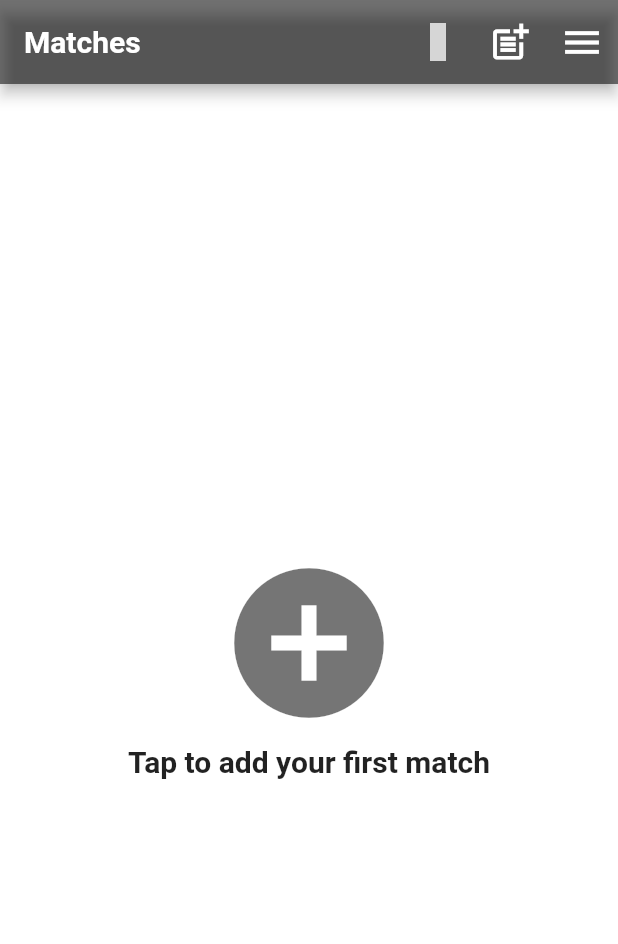
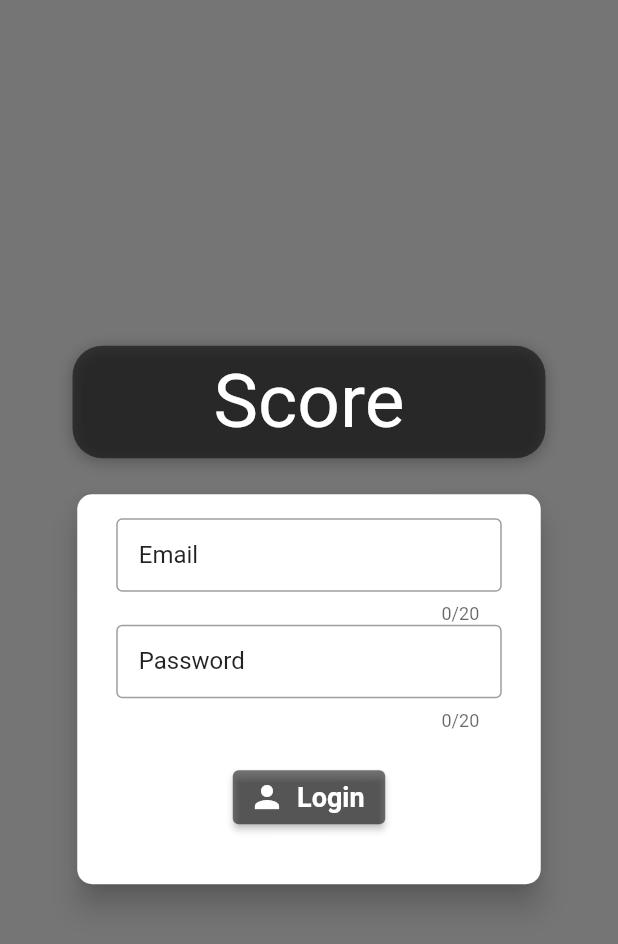
Before and after one commit to outlaws42/score, a Flutter app: the screen it shows after launch, on a phone screen of 412 x 824 dp. Shown: the top 944 px of the screen. Run offline on Flutter 3.47's test engine with Material 2 defaults, Android fonts, the light colour scheme and no system bars; our stand-ins replace flutter_colorpicker, flutter_markdown, flutter_riverpod, get, material_design_icons_flutter, package_info_plus and 3 more; accounts and stored records are empty; Roboto replaces fonts that are missing (Anton); grey boxes are pictures that could not be loaded.

Commit message:
adding auth for connecting to the backend

```diff
--- /dev/null
+++ b/lib/controllers/auth_provider.dart
@@ -0,0 +1,26 @@
+import 'dart:convert';
+import 'package:flutter/widgets.dart';
+import 'package:http/http.dart' as http;
+
+class Auth with ChangeNotifier {
+  late String _token;
+  late DateTime _expiryDate;
+  late String _userId;
+
+  Future<void> signup(
+    String email,
+    String password,
+  ) async {
+    final url = Uri.parse('https://192.168.1.9:3000/score_api/login');
+    final response = await http.post(
+      url,
+      body: jsonEncode(
+        {
+          'email': email,
+          'password': email,
+        },
+      ),
+    );
+    print(jsonDecode(response.body));
+  }
+}
--- a/lib/controllers/game_provider.dart
+++ b/lib/controllers/game_provider.dart
@@ -28,7 +28,7 @@ class GameProvider extends ChangeNotifier {
   }
 
   Future<void> fetchGame({
-    String baseName='www.eldrway.com',
+    String baseName='192.168.1.9:3000',
     String portName='3000',
     String currentName='games',
   }) async {
@@ -50,7 +50,7 @@ class GameProvider extends ChangeNotifier {
     notifyListeners();
   }
   Future<void> addGame({
-    String baseName = 'www.eldrway.com',
+    String baseName = '192.168.1.9:3000',
     String portName = '3000',
     String currentName = 'add_game',
     required String name,
--- a/lib/controllers/player_provider.dart
+++ b/lib/controllers/player_provider.dart
@@ -115,7 +115,7 @@ class PlayerProvider extends ChangeNotifier {
   }
 
   Future<void> fetchPlayer({
-    String baseName = 'www.eldrway.com', //10.0.2.2
+    String baseName = '192.168.1.9:3000', //10.0.2.2
     String portName = '3000',
     String currentName = 'players',
   }) async {
@@ -134,7 +134,7 @@ class PlayerProvider extends ChangeNotifier {
   }
 
   Future<void> addPlayerForm({
-    String baseName = 'www.eldrway.com',
+    String baseName = '192.168.1.9:3000',
     String portName = '3000',
     String currentName = 'add_player',
     required String name,
@@ -196,7 +196,7 @@ class PlayerProvider extends ChangeNotifier {
   }
 
   Future<void> updatePlayer({
-    String baseName = 'www.eldrway.com',
+    String baseName = '192.168.1.9:3000',
     String portName = '3000',
     String currentName = 'update_player',
     required String id,
--- a/lib/main.dart
+++ b/lib/main.dart
@@ -14,6 +14,7 @@ import './views/match_current_screen_list.dart';
 import './views/match_form.dart';
 import './views/game_form.dart';
 import 'views/player_form.dart';
+import './views/auth2_screen.dart';
 
 void main() async{
   runApp(
@@ -26,15 +27,15 @@ void main() async{
 class MyApp extends ConsumerWidget {
   @override
   Widget build(BuildContext context, ScopedReader watch) {
-    context.read(matchProvider).fetchMatch();
-    context.read(playerProvider).fetchPlayer();
-    context.read(gameProvider).fetchGame();
+    // context.read(matchProvider).fetchMatch();
+    // context.read(playerProvider).fetchPlayer();
+    // context.read(gameProvider).fetchGame();
     return GetMaterialApp(
       title: 'Scoreboard',
       debugShowCheckedModeBanner: false,
       theme: ThemeConfig.lightTheme,
       darkTheme: ThemeConfig.darkTheme,
-      home: MatchScreen(),
+      home: Auth2Screen(),
       themeMode: ThemeMode.light,
       getPages: [
         GetPage(name: '/match', page: () => MatchScreen()),
--- /dev/null
+++ b/lib/views/auth2_screen.dart
@@ -0,0 +1,168 @@
+import 'dart:math';
+import 'package:flutter/material.dart';
+import 'package:flutter_riverpod/flutter_riverpod.dart';
+import 'package:material_design_icons_flutter/material_design_icons_flutter.dart';
+import 'package:get/get.dart';
+import '../controllers/providers.dart';
+import '../helpers.dart';
+
+class Auth2Screen extends StatefulWidget {
+  @override
+  State<Auth2Screen> createState() => _Auth2ScreenState();
+}
+
+class _Auth2ScreenState extends State<Auth2Screen> {
+  // List arguments = Get.arguments;
+
+  var _emailController = TextEditingController();
+
+  var _passwordController = TextEditingController();
+
+  final _formKey = GlobalKey<FormState>();
+
+  void _save(String email, String password) {
+    // Save for each field save
+    if (email.isEmpty) {
+      return;
+    }
+    // var controller = context.read(playerProvider);
+    // if (arguments[0] == "form_edit") {
+    //   controller.updatePlayerName(arguments[1], name);
+    // } else {
+    //   controller.addPlayerForm(
+    //     name: name,
+    //   );
+    //   controller.fetchPlayer();
+    // }
+    // Get.back(result: "player_form");
+  }
+
+  @override
+  Widget build(BuildContext context) {
+    final deviceSize = MediaQuery.of(context).size;
+    // if (arguments[0] == "form_edit") {
+    //    _nameController =
+    //       TextEditingController(text: arguments[2].toString());
+    //   _winsController =
+    //       TextEditingController(text: arguments[3].toString());
+    // }
+    return Scaffold(
+      body: Stack(children: [
+        Container(
+          decoration: BoxDecoration(
+            color: Colors.black54
+            // gradient: LinearGradient(
+            //   colors: [
+            //     Color.fromARGB(255, 234, 227, 237).withOpacity(0.5),
+            //     Color.fromARGB(255, 67, 58, 49).withOpacity(0.9),
+            //   ],
+            //   begin: Alignment.topLeft,
+            //   end: Alignment.bottomRight,
+            //   stops: [0, 1],
+            // ),
+          ),
+        ),
+        SingleChildScrollView(
+          child: Container(
+            height: deviceSize.height,
+            width: deviceSize.width,
+            child: Column(
+              mainAxisAlignment: MainAxisAlignment.center,
+              crossAxisAlignment: CrossAxisAlignment.center,
+              children: [
+                Flexible(
+                  child: Container(
+                    margin: EdgeInsets.only(bottom: 20.0),
+                    padding:
+                        EdgeInsets.symmetric(vertical: 8.0, horizontal: 94.0),
+                    // transform: Matrix4.rotationZ(-8 * pi / 180)
+                    //   ..translate(-10.0),
+                    // ..translate(-10.0),
+                    decoration: BoxDecoration(
+                      borderRadius: BorderRadius.circular(20),
+                      color: Theme.of(context).appBarTheme.backgroundColor,
+                      boxShadow: [
+                        BoxShadow(
+                          blurRadius: 8,
+                          color: Colors.black26,
+                          offset: Offset(0, 2),
+                        )
+                      ],
+                    ),
+                    child: Text('Score',
+                        style: TextStyle(
+                          color: Colors.white,
+                          fontSize: 50,
+                          fontFamily: 'Anton',
+                          fontWeight: FontWeight.normal,
+                        )),
+                  ),
+                ),
+                Flexible(
+                 flex: deviceSize.width > 600 ? 2 : 1,
+                  child: Card(
+                    shape: RoundedRectangleBorder(
+                      borderRadius: BorderRadius.circular(10.0),
+                    ),
+                    elevation: 8.0,
+                    child: Container(
+                      height: 260,
+                      constraints: BoxConstraints(
+                          minHeight: 260),
+                      width: deviceSize.width * 0.75,
+                      padding: EdgeInsets.all(16.0),
+                      child: Form(
+                        key: _formKey,
+                        child: Column(
+                          children: [
+                            // Name
+                            FormWidgets.formTextInputValidation(
+                                context: context,
+                                controller: _emailController,
+                                labelText: "Email",
+                                hintText: 'Email Address (Required)',
+                                maxLength: 20,
+                                blankFieldMessage: "Fill in the Email"),
+                            FormWidgets.formTextInputValidation(
+                                context: context,
+                                controller: _passwordController,
+                                labelText: "Password",
+                                hintText: 'Password (Required)',
+                                maxLength: 20,
+                                blankFieldMessage:
+                                    "Fill in the Password"), // Submit Button
+                            Container(
+                              margin: EdgeInsets.fromLTRB(0, 20, 0, 0),
+                              child: ElevatedButton.icon(
+                                onPressed: () {
+                                  if (_formKey.currentState!.validate()) {
+                                    _save(
+                                      _emailController.text,
+                                      _passwordController.text,
+                                    );
+                                  }
+                                },
+                                style: ElevatedButton.styleFrom(
+                                  onPrimary: Colors.white,
+                                  primary: Theme.of(context)
+                                      .appBarTheme
+                                      .backgroundColor,
+                                ),
+                                icon: Icon(Icons.person),
+                                label: Text('Login'),
+                              ),
+                            ),
+                          ],
+                        ),
+                      ),
+                    ),
+                  ),
+                ),
+              ],
+            ),
+          ),
+        ),
+      ]),
+    );
+  }
+}
```
Also changed, not shown: lib/controllers/match_provider.dart (+14 -14 lines), lib/views/auth_screen.dart (added, +226 -0 lines).
